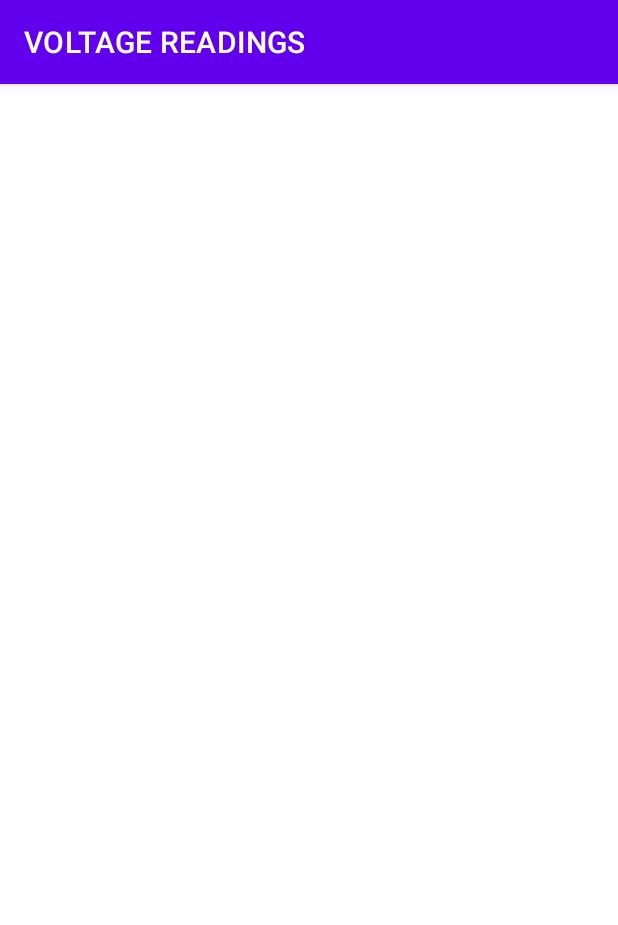
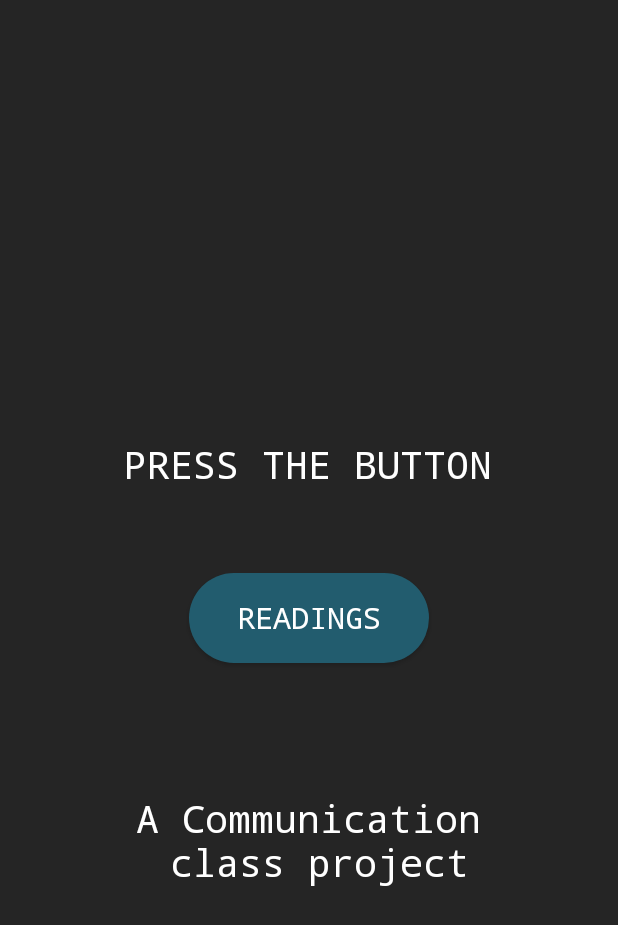
Before and after one commit to DRACOWRLD999/VOLTAGE-READINGS-ANDROID, an Android app: the screen it shows after launch (MainActivity), on a phone screen of 412 x 824 dp. Shown: the top 925 px of the screen. Run offline under Robolectric (Android 15) with nearby library versions, the phone set to English and light mode, and no system bars; our stand-ins replace Firebase (no records; nobody signed in at launch, a user with empty details on screens opened directly); 1 statement that could not run was skipped.

Commit message:
working ver.

```diff
--- a/app/src/main/java/com/example/tut/MainActivity.kt
+++ b/app/src/main/java/com/example/tut/MainActivity.kt
@@ -3,6 +3,7 @@
 import androidx.appcompat.app.AppCompatActivity
 import android.os.Bundle
 import android.util.Log
+import android.widget.Button
 import com.example.tut.databinding.ActivityMainBinding
 import com.google.firebase.FirebaseApp
 import com.google.firebase.database.*
@@ -20,7 +21,7 @@
 
         // Inflate layout
         Binding = ActivityMainBinding.inflate(layoutInflater)
-        setContentView(Binding.root)
+        setContentView(R.layout.activity_landing)
 
         // Initialize Firebase Database
         database = FirebaseDatabase.getInstance("https://voltagereadings-default-rtdb.europe-west1.firebasedatabase.app").getReference()
@@ -40,5 +41,9 @@
                 Log.e("Firebase", "Data fetching cancelled: ${error.message}")
             }
         })
+        val myBtn=findViewById<Button>(R.id.btnToReadings)
+        myBtn.setOnClickListener {
+            setContentView(R.layout.activity_main)
+        }
     }
 }
--- /dev/null
+++ b/app/src/main/res/drawable/rounded_button.xml
@@ -0,0 +1,6 @@
+<?xml version="1.0" encoding="utf-8"?>
+<shape xmlns:android="http://schemas.android.com/apk/res/android"
+    android:shape="rectangle">
+    <corners android:radius="55dp" />
+    <solid android:color="@color/lightBlue" />
+</shape>
--- /dev/null
+++ b/app/src/main/res/layout/activity_landing.xml
@@ -0,0 +1,55 @@
+<?xml version="1.0" encoding="utf-8"?>
+<androidx.constraintlayout.widget.ConstraintLayout xmlns:android="http://schemas.android.com/apk/res/android"
+    xmlns:app="http://schemas.android.com/apk/res-auto"
+    xmlns:tools="http://schemas.android.com/tools"
+    android:layout_width="match_parent"
+    android:layout_height="match_parent"
+    android:background="#252525">
+
+    <TextView
+        android:layout_width="wrap_content"
+        android:layout_height="wrap_content"
+        android:text="PRESS THE BUTTON"
+        android:fontFamily="monospace"
+        android:textColor="@color/white"
+        android:textSize="25sp"
+        app:layout_constraintBottom_toTopOf="@+id/btnToReadings"
+        app:layout_constraintEnd_toEndOf="parent"
+        app:layout_constraintHorizontal_bias="0.497"
+        app:layout_constraintStart_toStartOf="parent"
+        app:layout_constraintTop_toTopOf="parent"
+        app:layout_constraintVertical_bias="0.841" />
+
+    <Button
+        android:id="@+id/btnToReadings"
+        android:layout_width="160dp"
+        android:layout_height="60dp"
+        android:background="@drawable/rounded_button"
+        android:text="READINGS"
+        android:fontFamily="monospace"
+        android:textColor="@color/white"
+        android:textSize="20sp"
+        app:layout_constraintBottom_toBottomOf="parent"
+        app:layout_constraintEnd_toEndOf="parent"
+        app:layout_constraintHorizontal_bias="0.5"
+        app:layout_constraintStart_toStartOf="parent"
+        app:layout_constraintTop_toTopOf="parent"
+        app:layout_constraintVertical_bias="0.5" />
+
+    <TextView
+        android:id="@+id/tvDummyText2"
+        android:layout_width="wrap_content"
+        android:layout_height="wrap_content"
+        android:text="A Communication\n class project"
+        android:lines="2"
+        android:textAlignment="center"
+        android:fontFamily="monospace"
+        android:textColor="@color/white"
+        android:textSize="25sp"
+        app:layout_constraintBottom_toBottomOf="parent"
+        app:layout_constraintEnd_toEndOf="parent"
+        app:layout_constraintHorizontal_bias="0.498"
+        app:layout_constraintStart_toStartOf="parent"
+        app:layout_constraintTop_toBottomOf="@+id/btnToReadings"
+        app:layout_constraintVertical_bias="0.27" />
+</androidx.constraintlayout.widget.ConstraintLayout>
--- a/app/src/main/res/values/colors.xml
+++ b/app/src/main/res/values/colors.xml
@@ -8,4 +8,5 @@
     <color name="black">#FF000000</color>
     <color name="white">#FFFFFFFF</color>
     <color name="green">#29ff22</color>
+    <color name="lightBlue">#225C6E</color>
 </resources>
--- a/app/src/main/res/values/themes.xml
+++ b/app/src/main/res/values/themes.xml
@@ -2,7 +2,7 @@
     <!-- Base application theme. -->
     <style name="Theme.Tut" parent="Theme.MaterialComponents.DayNight.DarkActionBar">
         <!-- Primary brand color. -->
-        <item name="colorPrimary">@color/purple_500</item>
+        <item name="colorPrimary">#225C6E</item>
         <item name="colorPrimaryVariant">@color/purple_700</item>
         <item name="colorOnPrimary">@color/white</item>
         <!-- Secondary brand color. -->
```
Also changed, not shown: app/src/main/AndroidManifest.xml (+8 -2 lines), app/src/main/res/drawable/icons8_the_flash_sign_512.xml (added, +9 -0 lines), app/src/main/res/layout/activity_main.xml (+26 -7 lines), app/src/main/res/drawable/murtada.jpg (deleted).
